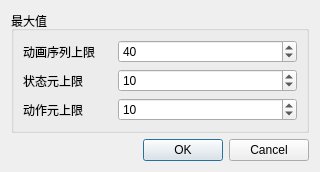
This is DrillGIFActionSequenceEditor/Source/ActionSeqModule/actionSeqData/lengthData/w_ActionSeqLength.ui in DrillUp/DrillGIFActionSequenceEditor as Qt 5 draws it before an edit. The edited form follows.
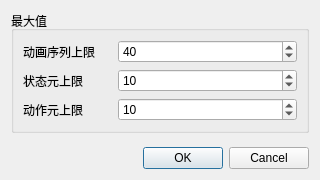
This is the edited form.

Patch:
```diff
--- a/DrillGIFActionSequenceEditor/Source/ActionSeqModule/actionSeqData/lengthData/w_ActionSeqLength.ui
+++ b/DrillGIFActionSequenceEditor/Source/ActionSeqModule/actionSeqData/lengthData/w_ActionSeqLength.ui
@@ -7,7 +7,7 @@
     <x>0</x>
     <y>0</y>
     <width>320</width>
-    <height>165</height>
+    <height>180</height>
    </rect>
   </property>
   <property name="windowTitle">
```
Left out of the diff: 4 changed lines with no effect on the pictures.
